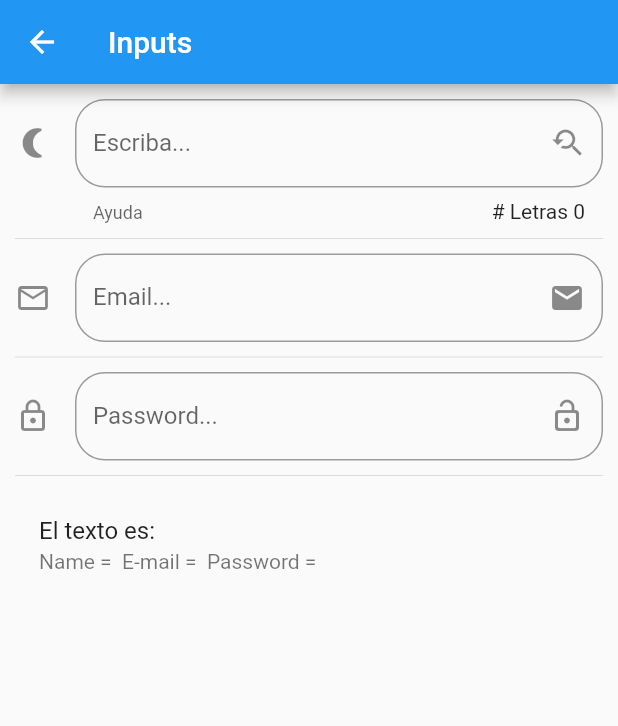
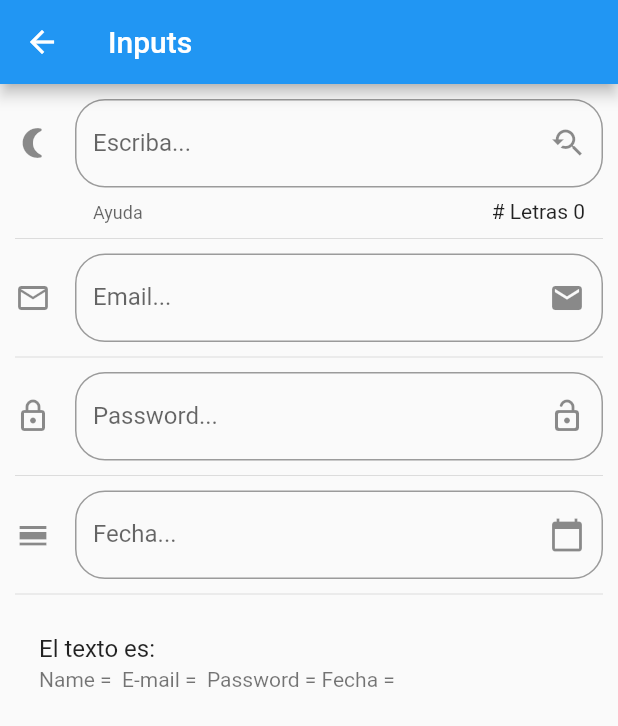
Before and after one commit to DanielCeron-dc/flutter_first_await, a Flutter app: the screen it shows after launch, after a tap on "Inputs uwu", on a phone screen of 412 x 824 dp. Shown: the top 726 px of the screen. Run offline on Flutter 3.47's test engine with Material 2 defaults, Android fonts, the phone set to English and light mode, and no system bars; network calls fail.

```diff
--- a/lib/main.dart
+++ b/lib/main.dart
@@ -1,4 +1,5 @@
 import 'package:flutter/material.dart';
+import 'package:flutter_localizations/flutter_localizations.dart';
 
 import 'package:flutter_first_await/src/routes/routes.dart';
 import 'package:flutter_first_await/src/screens/alert_page.dart';
@@ -19,6 +20,17 @@ class MyApp extends StatelessWidget {
           builder: (BuildContext context) => AlertPage(),
         );
       },
+
+      localizationsDelegates: [
+   GlobalMaterialLocalizations.delegate,
+   GlobalWidgetsLocalizations.delegate,
+   GlobalCupertinoLocalizations.delegate,
+ ],
+ supportedLocales: [
+    const Locale('en', 'EN'),
+    const Locale('es', 'ES'),
+  ],
+
       );
   }
 }
--- a/lib/src/screens/input_page.dart
+++ b/lib/src/screens/input_page.dart
@@ -10,6 +10,8 @@ class _InputPageState extends State<InputPage> {
   String _name = "";
   String _email = "";
   String _password = "";
+
+  TextEditingController _dateController = new TextEditingController();
 
   @override
   Widget build(BuildContext context) {
@@ -24,9 +26,48 @@ class _InputPageState extends State<InputPage> {
             Divider(height: 20),
             _createPassword(),
             Divider(height: 20),
+            _createDate(context),
+            Divider(height: 20),
             _createInfo(),
           ],
         ));
+  }
+
+  Widget _createDate(BuildContext context) {
+    return TextField(
+      enableInteractiveSelection: false,
+      controller: _dateController,
+
+      decoration: InputDecoration(
+        border: OutlineInputBorder(
+            borderRadius: BorderRadius.all(Radius.circular(20.0))),
+        hintText: 'Ingrese la fecha',
+        labelText: 'Fecha...',
+        suffixIcon: Icon(Icons.calendar_today),
+        icon: Icon(Icons.calendar_view_day),
+      ),
+      onTap: () {
+        FocusScope.of(context).requestFocus(new FocusNode());
+        _showDateDialog(context);
+      },
+    );
+  }
+
+  void _showDateDialog(BuildContext context) async {
+    DateTime picked = await showDatePicker(
+        context: context,
+        firstDate: DateTime(2019),
+        initialDate: DateTime.now(),
+        lastDate: DateTime(3000),
+        locale: Locale('es', 'ES'),
+        );
+
+    if (picked != null) {
+      setState(() {
+        _dateController.text = picked.toString();
+       // _dateController.text = _date;
+      });
+    }
   }
 
   Widget _createInput() {
@@ -75,7 +116,7 @@ class _InputPageState extends State<InputPage> {
       decoration: InputDecoration(
         border: OutlineInputBorder(
             borderRadius: BorderRadius.all(Radius.circular(20.0))),
-        labelText:'Password...',
+        labelText: 'Password...',
         hintText: 'Password. No sea estúpido',
         suffixIcon: Icon(Icons.lock_open_rounded),
         icon: Icon(Icons.lock_outlined),
@@ -91,7 +132,14 @@ class _InputPageState extends State<InputPage> {
   Widget _createInfo() {
     return ListTile(
       title: Text('El texto es: '),
-      subtitle: Text("Name = " + _name + " E-mail = " + _email + " Password = " + _password),
+      subtitle: Text("Name = " +
+          _name +
+          " E-mail = " +
+          _email +
+          " Password = " +
+          _password +
+          "Fecha = " +
+          _dateController.text),
     );
   }
 }
--- a/pubspec.yaml
+++ b/pubspec.yaml
@@ -22,6 +22,8 @@ environment:
 
 dependencies:
   flutter:
+    sdk: flutter
+  flutter_localizations:
     sdk: flutter
 
 
```
Also changed, not shown: pubspec.lock.
